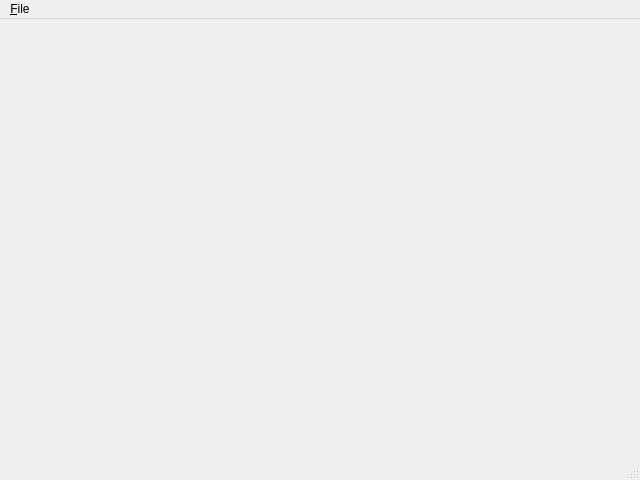
Before: the Qt Designer form Cryptuino/GUI/forms/WMainWindow.ui in CaSchmidt/Cryptuino, drawn with Qt 5.
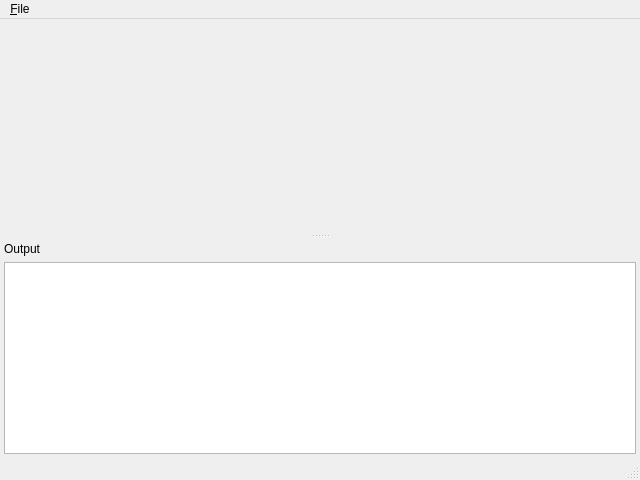
After: the same form once the commit is applied. Custom widgets are drawn as their Qt base class.

Commit message: GUI: Add logging output to  main window.

```diff
--- a/Cryptuino/GUI/forms/WMainWindow.ui
+++ b/Cryptuino/GUI/forms/WMainWindow.ui
@@ -32,6 +32,42 @@
    <addaction name="menu_File"/>
   </widget>
   <widget class="QStatusBar" name="statusbar"/>
+  <widget class="QDockWidget" name="dockWidget">
+   <property name="features">
+    <set>QDockWidget::NoDockWidgetFeatures</set>
+   </property>
+   <property name="allowedAreas">
+    <set>Qt::BottomDockWidgetArea</set>
+   </property>
+   <property name="windowTitle">
+    <string>Output</string>
+   </property>
+   <attribute name="dockWidgetArea">
+    <number>8</number>
+   </attribute>
+   <widget class="QWidget" name="dockWidgetContents">
+    <layout class="QVBoxLayout" name="verticalLayout">
+     <property name="spacing">
+      <number>4</number>
+     </property>
+     <property name="leftMargin">
+      <number>4</number>
+     </property>
+     <property name="topMargin">
+      <number>4</number>
+     </property>
+     <property name="rightMargin">
+      <number>4</number>
+     </property>
+     <property name="bottomMargin">
+      <number>4</number>
+     </property>
+     <item>
+      <widget class="cs::WLogger" name="logBrowser"/>
+     </item>
+    </layout>
+   </widget>
+  </widget>
   <action name="quitAction">
    <property name="text">
     <string>&amp;Quit</string>
@@ -41,6 +77,13 @@
    </property>
   </action>
  </widget>
+ <customwidgets>
+  <customwidget>
+   <class>cs::WLogger</class>
+   <extends>QTextBrowser</extends>
+   <header location="global">cs/Logging/WLogger.h</header>
+  </customwidget>
+ </customwidgets>
  <resources/>
  <connections/>
 </ui>
```
The commit also changes 1 other file.
